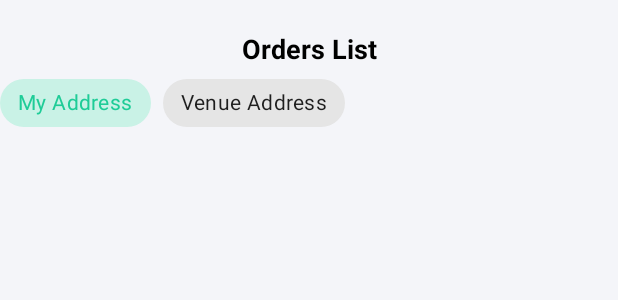
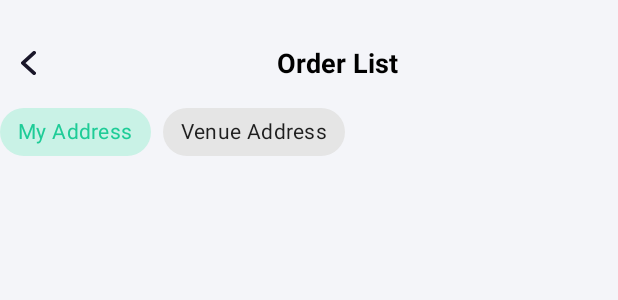
Before and after one commit to jayaprasad356/eventoria, an Android app: the layout activity_oder_list.xml on its own in the app's theme, with its tools: preview values and no code run, on a phone screen of 412 x 824 dp. Shown: the top 300 px of the screen. Run offline under Robolectric (Android 15) with nearby library versions, the phone set to English and light mode, and no system bars; network calls fail.

Commit message:
pacakage and order list

```diff
--- a/app/src/main/java/com/example/myapplication/helper/Constant.java
+++ b/app/src/main/java/com/example/myapplication/helper/Constant.java
@@ -1,8 +1,8 @@
 package com.example.myapplication.helper;
 
 public class Constant {
-    //public static final String MainBaseUrl = "http://eventoriaplus.greymatterworks.in/";
-    public static final String MainBaseUrl = "http://192.168.43.38/eventoria_plus/";
+    public static final String MainBaseUrl = "http://eventoriaplus.greymatterworks.in/";
+    //public static final String MainBaseUrl = "http://192.168.43.38/eventoria_plus/";
     public static final String BaseUrl = MainBaseUrl + "api/";
     public static final String LOGIN_URL = BaseUrl + "login.php";
     public static final String SIGN_UP = BaseUrl + "signup.php";
--- a/app/src/main/res/layout/activity_oder_list.xml
+++ b/app/src/main/res/layout/activity_oder_list.xml
@@ -15,25 +15,35 @@
         android:layout_marginTop="10dp"
         >
 
-
         <RelativeLayout
             android:layout_width="match_parent"
             android:layout_height="wrap_content"
             android:layout_marginTop="10dp">
 
+            <ImageView
+                android:id="@+id/back_btn"
+                android:layout_width="wrap_content"
+                android:layout_height="wrap_content"
+                android:layout_marginStart="14dp"
+                android:layout_marginTop="14dp"
+                android:layout_marginEnd="14dp"
+                android:layout_marginBottom="14dp"
+                android:background="@drawable/ic_back_btn" />
 
             <TextView
                 android:layout_width="match_parent"
                 android:layout_height="wrap_content"
                 android:layout_centerInParent="true"
+                android:layout_toRightOf="@+id/back_btn"
                 android:gravity="center"
-                android:text="Orders List"
+                android:text="Order List"
                 android:textColor="@color/black"
                 android:textSize="18dp"
                 android:textStyle="bold" />
 
 
         </RelativeLayout>
+
         <com.google.android.material.chip.ChipGroup
             android:layout_width="match_parent"
             android:layout_height="wrap_content"
--- a/app/src/main/res/layout/fragment_profile.xml
+++ b/app/src/main/res/layout/fragment_profile.xml
@@ -80,6 +80,7 @@
                 android:drawableEnd="@drawable/ic_arrow_right"
                 />
             <TextView
+                android:visibility="gone"
                 android:layout_width="match_parent"
                 android:layout_height="wrap_content"
                 android:text="Payment Settings"
@@ -103,6 +104,7 @@
                 />
 
             <TextView
+                android:visibility="gone"
                 android:id="@+id/notification_tv"
                 android:layout_width="match_parent"
                 android:layout_height="wrap_content"
@@ -115,6 +117,7 @@
                 />
 
             <TextView
+                android:visibility="gone"
                 android:layout_width="match_parent"
                 android:layout_height="wrap_content"
                 android:text="About Us"
```
Also changed, not shown: app/src/main/java/com/example/myapplication/OrderListActivity.java (+9 -7 lines), app/src/main/java/com/example/myapplication/Package_listActivity.java (+10 -0 lines), app/src/main/res/layout/activity_package_list.xml (+29 -0 lines).
